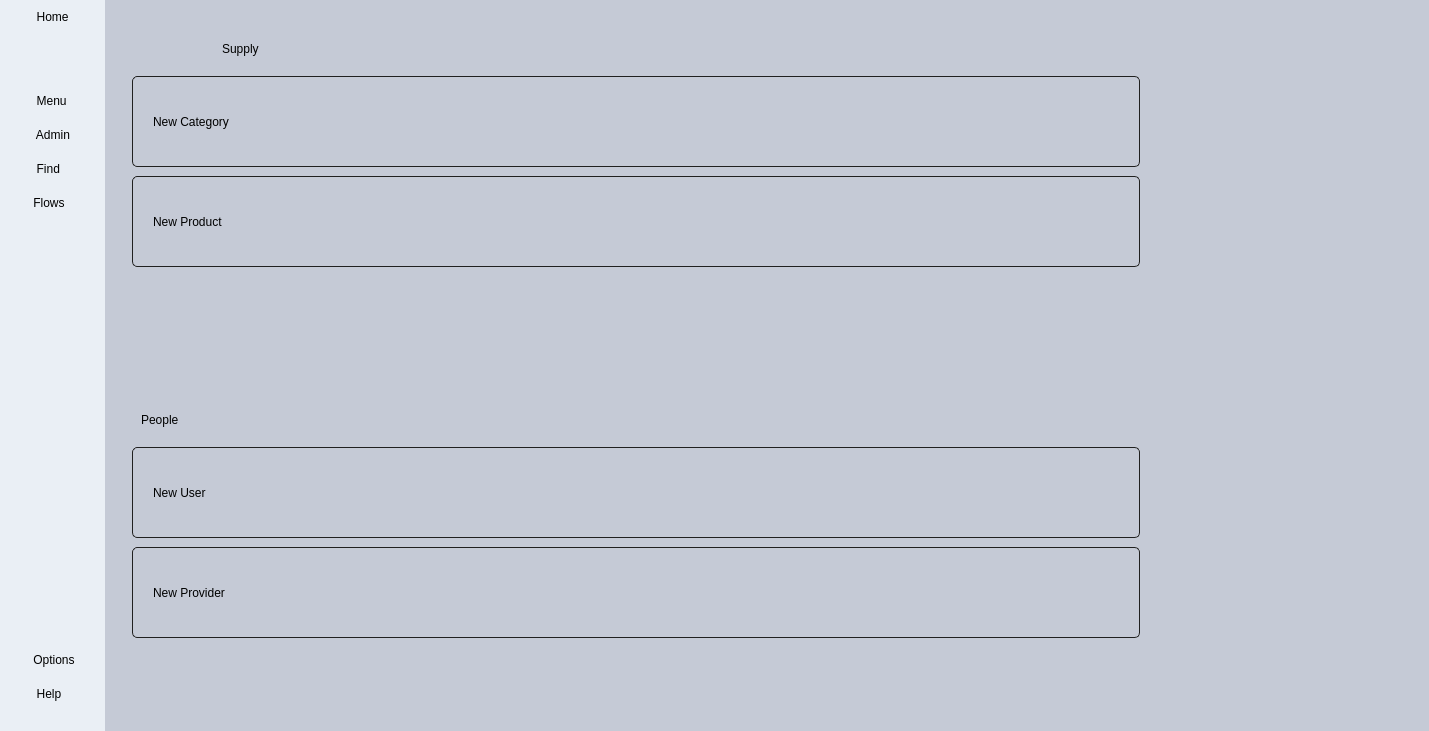
Above: forms/mainapp.ui from h471x/SQLite_Inventory_Management before the change. Below: the same form after it.
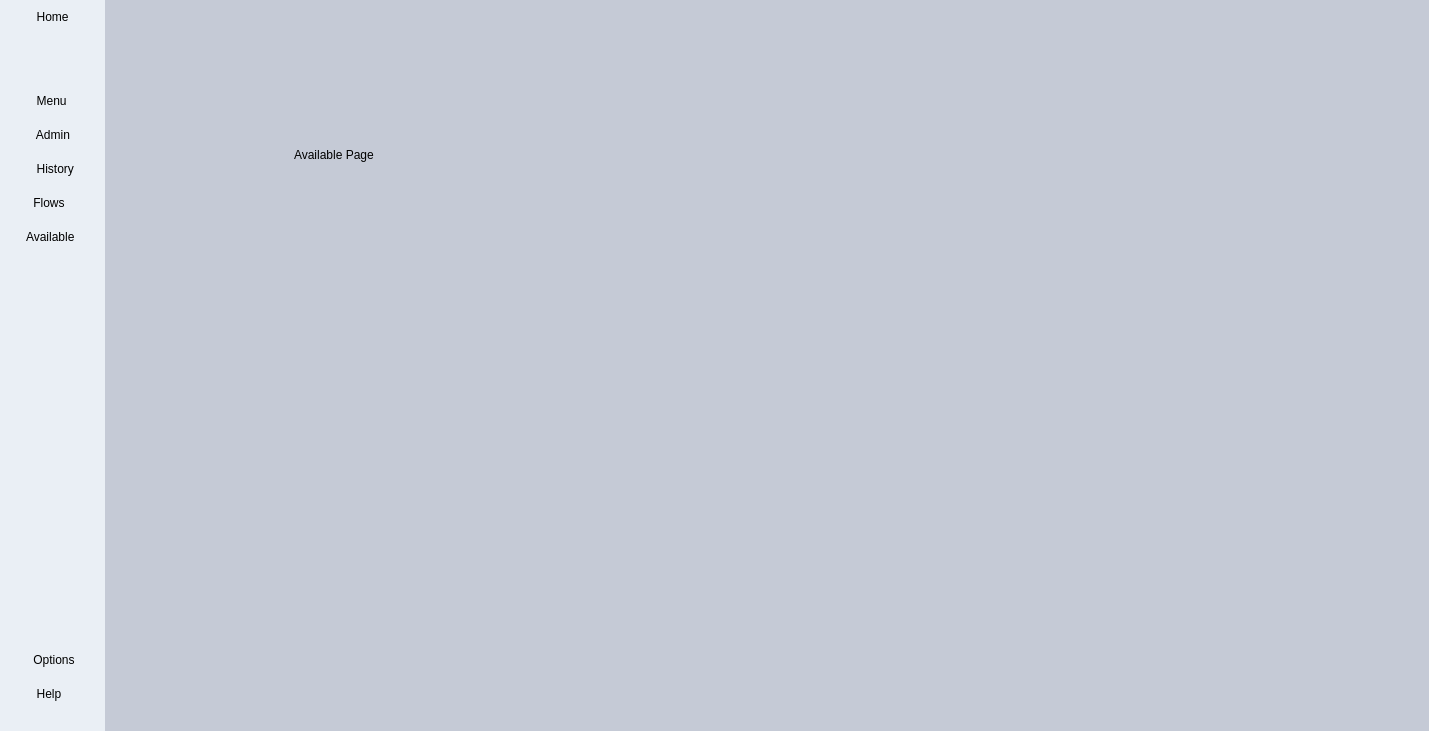
That is the form after the change. Icons and pictures are not drawn.

Commit message: Added Available Page

The edit to the form file:
```diff
--- a/forms/mainapp.ui
+++ b/forms/mainapp.ui
@@ -215,7 +215,7 @@
             </layout>
            </widget>
           </item>
-          <item alignment="Qt::AlignTop">
+          <item>
            <widget class="QFrame" name="HomeFrame">
             <property name="frameShape">
              <enum>QFrame::StyledPanel</enum>
@@ -300,7 +300,7 @@
                 <string>Find Users / Materials</string>
                </property>
                <property name="text">
-                <string>     Find</string>
+                <string>     History</string>
                </property>
                <property name="icon">
                 <iconset resource="../resources/resources.qrc">
@@ -337,6 +337,23 @@
                </property>
               </widget>
              </item>
+             <item>
+              <widget class="QPushButton" name="AvailableBtn">
+               <property name="text">
+                <string>  Available   </string>
+               </property>
+               <property name="icon">
+                <iconset resource="../resources/resources.qrc">
+                 <normaloff>:/icons/icons/black/ok.png</normaloff>:/icons/icons/black/ok.png</iconset>
+               </property>
+               <property name="iconSize">
+                <size>
+                 <width>48</width>
+                 <height>48</height>
+                </size>
+               </property>
+              </widget>
+             </item>
             </layout>
            </widget>
           </item>
@@ -453,7 +470,7 @@
        <item row="0" column="0">
         <widget class="QStackedWidget" name="Content">
          <property name="currentIndex">
-          <number>1</number>
+          <number>5</number>
          </property>
          <widget class="QWidget" name="HomePage">
           <layout class="QHBoxLayout" name="horizontalLayout">
@@ -1196,6 +1213,21 @@
            </property>
           </widget>
          </widget>
+         <widget class="QWidget" name="AvailablePage">
+          <widget class="QLabel" name="label_3">
+           <property name="geometry">
+            <rect>
+             <x>180</x>
+             <y>120</y>
+             <width>291</width>
+             <height>51</height>
+            </rect>
+           </property>
+           <property name="text">
+            <string>Available Page</string>
+           </property>
+          </widget>
+         </widget>
          <widget class="QWidget" name="OptionsPage">
           <widget class="QPushButton" name="LightBtn">
            <property name="geometry">
```
Left out of the diff: 8 changed lines with no effect on the pictures.
